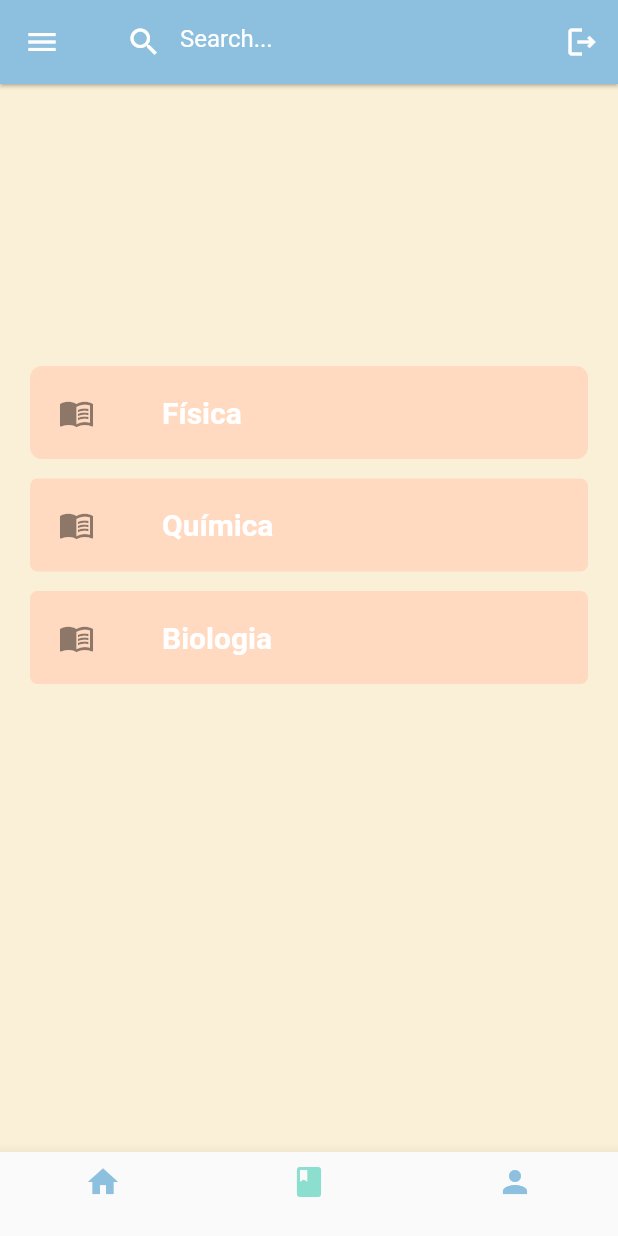
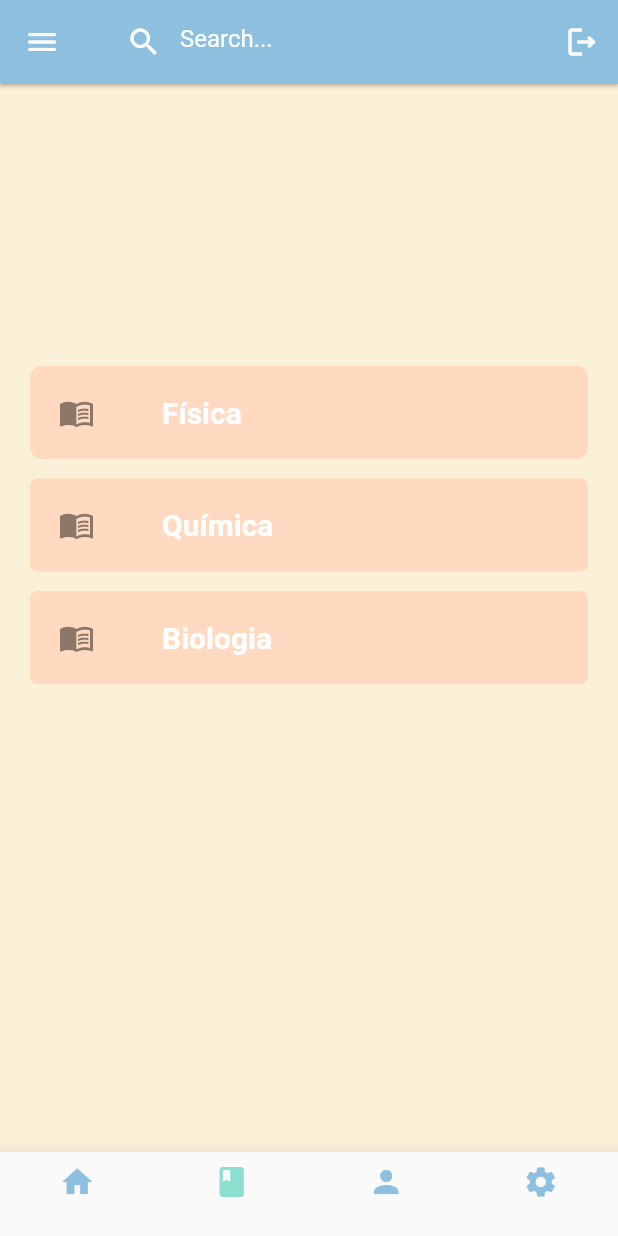
Before and after one commit to Maahrcy/study_app, a Flutter app: the Home screen opened directly, item 2 of the bottom bar chosen, on a phone screen of 412 x 824 dp. Run offline on Flutter 3.47's test engine with Material 2 defaults, Android fonts, the light colour scheme and no system bars; our stand-ins replace google_fonts, shared_preferences, sqflite; accounts and stored records are empty.

Commit message:
fulano de tal para usuario name

```diff
--- a/lib/pages/discipline_page/discipline.dart
+++ b/lib/pages/discipline_page/discipline.dart
@@ -1,5 +1,8 @@
 import 'package:flutter/material.dart';
+import 'package:study_app/pages/home_page/home.dart';
 import 'package:study_app/pages/resume_page/quimica.dart';
+import '../config_page/config_page.dart';
+import '../profile_page/profile.dart';
 
 class Discipline extends StatefulWidget {
   const Discipline({Key? key}) : super(key: key);
@@ -9,15 +12,22 @@ class Discipline extends StatefulWidget {
 }
 
 class _DisciplineState extends State<Discipline> {
+  int selectedIndex = 0;
+  List pages = [
+    const Home(),
+    const Discipline(),
+    const Profile(),
+    const ConfigPage(),
+  ];
   @override
   Widget build(BuildContext context) {
     return Scaffold(
       backgroundColor: const Color(0xFFFAF0D7),
-      body: buildBody(),
+      body: buildBody(context),
     );
   }
 
-  buildBody() {
+  buildBody(context) {
     return ListView(
       children: [
         Container(
--- a/lib/pages/home_page/home.dart
+++ b/lib/pages/home_page/home.dart
@@ -87,7 +87,9 @@ class _HomeState extends State<Home> {
                 child: Text('Material'),
               ),
               onTap: () {
-                Navigator.pop(context);
+                Navigator.push(context, MaterialPageRoute(builder: (context) {
+                  return const Discipline();
+                }));
               },
             ),
             ListTile(
@@ -99,7 +101,23 @@ class _HomeState extends State<Home> {
                 child: Text('Profile'),
               ),
               onTap: () {
-                Navigator.pop(context);
+                Navigator.push(context, MaterialPageRoute(builder: (context) {
+                  return const Profile();
+                }));
+              },
+            ),
+            ListTile(
+              shape: RoundedRectangleBorder(
+                side: const BorderSide(color: Colors.black, width: 1),
+                borderRadius: BorderRadius.circular(5),
+              ),
+              title: const Center(
+                child: Text('Settings'),
+              ),
+              onTap: () {
+                Navigator.push(context, MaterialPageRoute(builder: (context) {
+                  return const ConfigPage();
+                }));
               },
             ),
           ],
@@ -128,6 +146,10 @@ class _HomeState extends State<Home> {
           ),
           BottomNavigationBarItem(
             icon: Icon(Icons.person),
+            label: '',
+          ),
+          BottomNavigationBarItem(
+            icon: Icon(Icons.settings),
             label: '',
           ),
         ],
```
